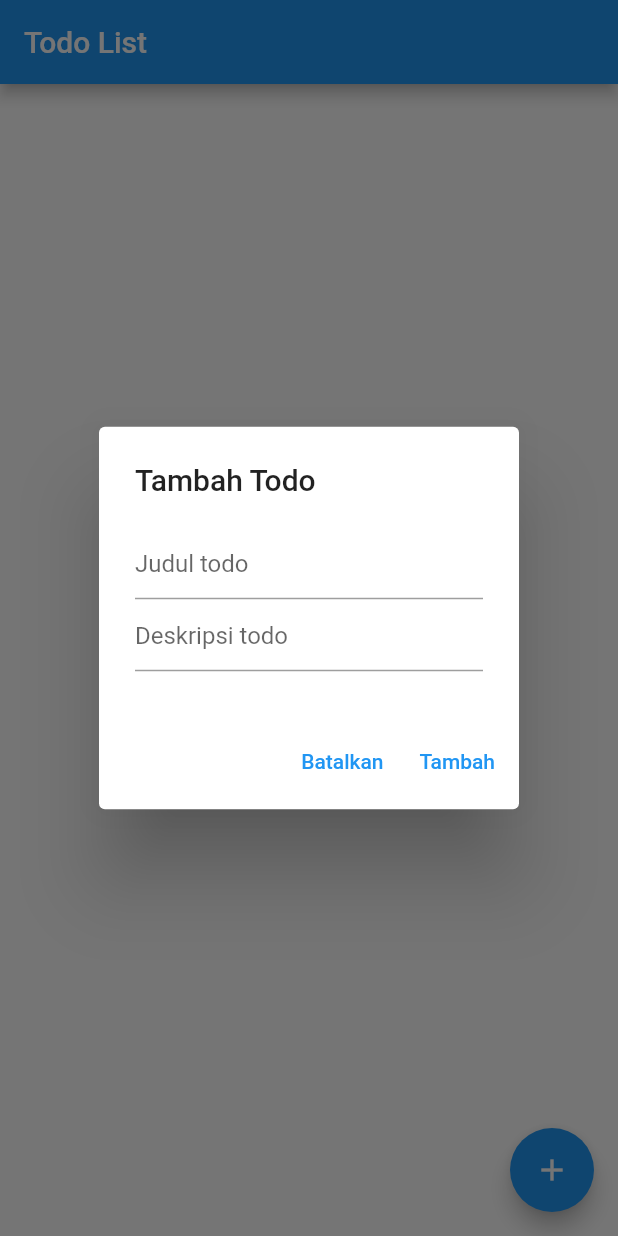
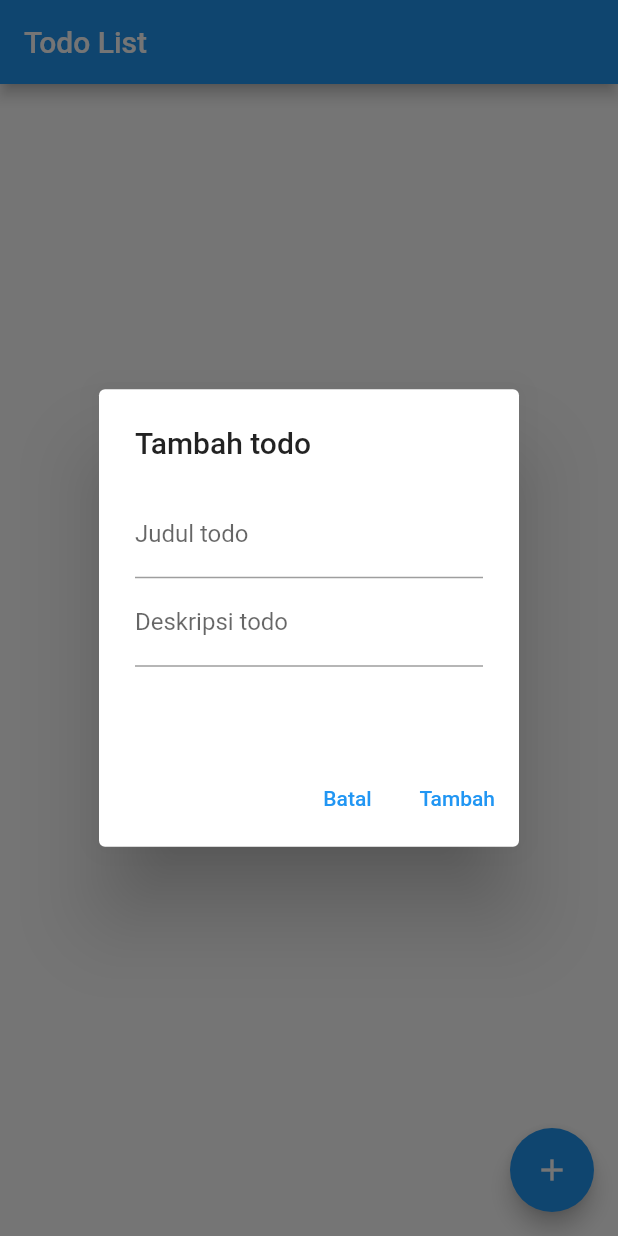
Before and after one commit to rereard/flutter_firebase, a Flutter app: the screen it shows after launch, after a tap on the "add" icon, on a phone screen of 412 x 824 dp. Run offline on Flutter 3.47's test engine with Material 2 defaults, Android fonts, the phone set to English and light mode, and no system bars; our stand-ins replace sqflite; accounts and stored records are empty.

Commit message:
add edit

```diff
--- a/lib/database_helper.dart
+++ b/lib/database_helper.dart
@@ -39,7 +39,7 @@ class DatabaseHelper {
         CREATE TABLE
         IF NOT EXISTS todos
         (
-          id INTEGER PRIMARY KEY,
+          id INTEGER AUTOINCREMENT PRIMARY KEY,
           title TEXT NOT NULL,
           description TEXT,
           completed INTEGER NOT NULL
@@ -53,17 +53,10 @@ class DatabaseHelper {
     return todos.map((todo) => Todo.fromMap(todo)).toList();
   }
 
-  Future<Todo> getTodoById(int id) async {
-    var dbClient = await db;
-    var todo = await dbClient!.query('todos', where: 'id = ?', whereArgs: [id]);
-    return todo.map((todo) => Todo.fromMap(todo)).single;
-  }
-
   Future<List<Todo>> getTodoByTitle(String title) async {
     var dbClient = await db;
     var todo = await dbClient!
         .rawQuery("SELECT * FROM todos WHERE title LIKE '%$title%'");
-    // .query('todos', where: 'title like ?', whereArgs: [title]);
     return todo.map((todo) => Todo.fromMap(todo)).toList();
   }
 
--- a/lib/main.dart
+++ b/lib/main.dart
@@ -32,11 +32,13 @@ class _TodoAppState extends State<TodoApp> {
   final TextEditingController _searchController = TextEditingController();
   final TextEditingController _titleController = TextEditingController();
   final TextEditingController _descController = TextEditingController();
+  final TextEditingController _titleEditController = TextEditingController();
+  final TextEditingController _descEditController = TextEditingController();
   final dbHelper = DatabaseHelper();
   List<Todo> _todos = [];
   List<Todo> _searchtodos = [];
-  int _count = 0;
   String keyword = '';
+  bool validate = false;
 
   @override
   void initState() {
@@ -51,6 +53,8 @@ class _TodoAppState extends State<TodoApp> {
       _searchtodos = todos;
       keyword = '';
     });
+    _titleController.clear();
+    _descController.clear();
     _searchController.clear();
   }
 
@@ -69,8 +73,7 @@ class _TodoAppState extends State<TodoApp> {
   }
 
   void addItem(String title, String desc) async {
-    final todo =
-        Todo(id: _count, title: title, description: desc, completed: false);
+    final todo = Todo(title: title, description: desc, completed: false);
     await dbHelper.insertTodo(todo);
     refreshItemList();
   }
@@ -126,7 +129,7 @@ class _TodoAppState extends State<TodoApp> {
                 : null,
           ),
           Expanded(
-            child: _todos.isNotEmpty || _searchController.text.trim().isNotEmpty
+            child: _todos.isNotEmpty
                 ? Card(
                     child: ListView.builder(
                       itemCount: _searchtodos.length,
@@ -139,7 +142,7 @@ class _TodoAppState extends State<TodoApp> {
                           leading: IconButton(
                             icon: const Icon(Icons.delete),
                             onPressed: () {
-                              deleteItem(todo.id);
+                              deleteItem(todo.id!);
                             },
                           ),
                           title: Text(
@@ -164,6 +167,27 @@ class _TodoAppState extends State<TodoApp> {
                                     updateItem(todo, !todo.completed);
                                   },
                                 ),
+                          onLongPress: () {
+                            _titleEditController.text = todo.title;
+                            _descEditController.text = todo.description;
+                            dialog(
+                              context: context,
+                              isEdit: true,
+                              title: 'Edit todo',
+                              titleController: _titleEditController,
+                              descController: _descEditController,
+                              cancelBtnFunc: () {},
+                              okBtnFunc: () {
+                                updateItem(
+                                    Todo(
+                                        id: todo.id,
+                                        title: _titleEditController.text,
+                                        description: _descEditController.text,
+                                        completed: todo.completed),
+                                    todo.completed);
+                              },
+                            );
+                          },
                         );
                       },
                     ),
@@ -185,48 +209,20 @@ class _TodoAppState extends State<TodoApp> {
           ? FloatingActionButton(
               tooltip: "Tambahkan Todo",
               onPressed: () {
-                showDialog(
+                dialog(
                   context: context,
-                  builder: (context) => AlertDialog(
-                    title: const Text('Tambah Todo'),
-                    content: SizedBox(
-                      width: 100,
-                      height: 100,
-                      child: Column(
-                        children: [
-                          TextField(
-                            controller: _titleController,
-                            decoration:
-                                const InputDecoration(hintText: 'Judul todo'),
-                          ),
-                          TextField(
-                            controller: _descController,
-                            decoration: const InputDecoration(
-                                hintText: 'Deskripsi todo'),
-                          ),
-                        ],
-                      ),
-                    ),
-                    actions: [
-                      TextButton(
-                        child: const Text('Batalkan'),
-                        onPressed: () => Navigator.pop(context),
-                      ),
-                      TextButton(
-                        child: const Text('Tambah'),
-                        onPressed: () {
-                          addItem(_titleController.text, _descController.text);
-
-                          Navigator.pop(context);
-                          setState(() {
-                            _count = _count + 1;
-                          });
-                          _titleController.text = '';
-                          _descController.text = '';
-                        },
-                      ),
-                    ],
-                  ),
+                  title: 'Tambah todo',
+                  titleController: _titleController,
+                  descController: _descController,
+                  cancelBtnFunc: () {
+                    _titleController.text = '';
+                    _descController.text = '';
+                  },
+                  okBtnFunc: () {
+                    addItem(_titleController.text, _descController.text);
+                    _titleController.text = '';
+                    _descController.text = '';
+                  },
                 );
               },
               child: const Icon(Icons.add),
@@ -234,4 +230,75 @@ class _TodoAppState extends State<TodoApp> {
           : null,
     );
   }
+
+  Future<dynamic> dialog(
+      {required BuildContext context,
+      required String title,
+      required TextEditingController titleController,
+      required TextEditingController descController,
+      required Function cancelBtnFunc,
+      required Function okBtnFunc,
+      bool? isEdit = false}) {
+    return showDialog(
+      barrierDismissible: false,
+      context: context,
+      builder: (context) => StatefulBuilder(builder: (context, setState) {
+        return AlertDialog(
+          title: Text(title),
+          content: SizedBox(
+            width: 150,
+            height: 150,
+            child: Column(
+              children: [
+                TextField(
+                  controller: titleController,
+                  decoration: InputDecoration(
+                    labelText: 'Judul todo',
+                    errorText: validate ? "Judul tidak boleh kosong" : null,
+                  ),
+                  onChanged: (value) {
+                    setState(() {
+                      validate = false;
+                    });
+                  },
+                ),
+                TextField(
+                  controller: descController,
+                  decoration:
+                      const InputDecoration(labelText: 'Deskripsi todo'),
+                  minLines: 1,
+                  maxLines: 2,
+                ),
+              ],
+            ),
+          ),
+          actions: [
+            TextButton(
+              onPressed: () {
+                setState(() {
+                  validate = false;
+                });
+                cancelBtnFunc();
+                Navigator.pop(context);
+              },
+              child: const Text('Batal'),
+            ),
+            TextButton(
+              onPressed: () {
+                if (titleController.text.isEmpty) {
+                  setState(() {
+                    validate = true;
+                  });
+                } else {
+                  okBtnFunc();
+                  Navigator.pop(context);
+                }
+              },
+              child: Text(isEdit! ? 'Edit' : 'Tambah'),
+            ),
+          ],
+        );
+      }),
+    );
+  }
 }
--- a/lib/todo.dart
+++ b/lib/todo.dart
@@ -1,10 +1,10 @@
 class Todo {
-  final int id;
+  int? id;
   final String title;
   final String description;
   final bool completed;
   Todo({
-    required this.id,
+    this.id,
     required this.title,
     required this.description,
     required this.completed,
```
